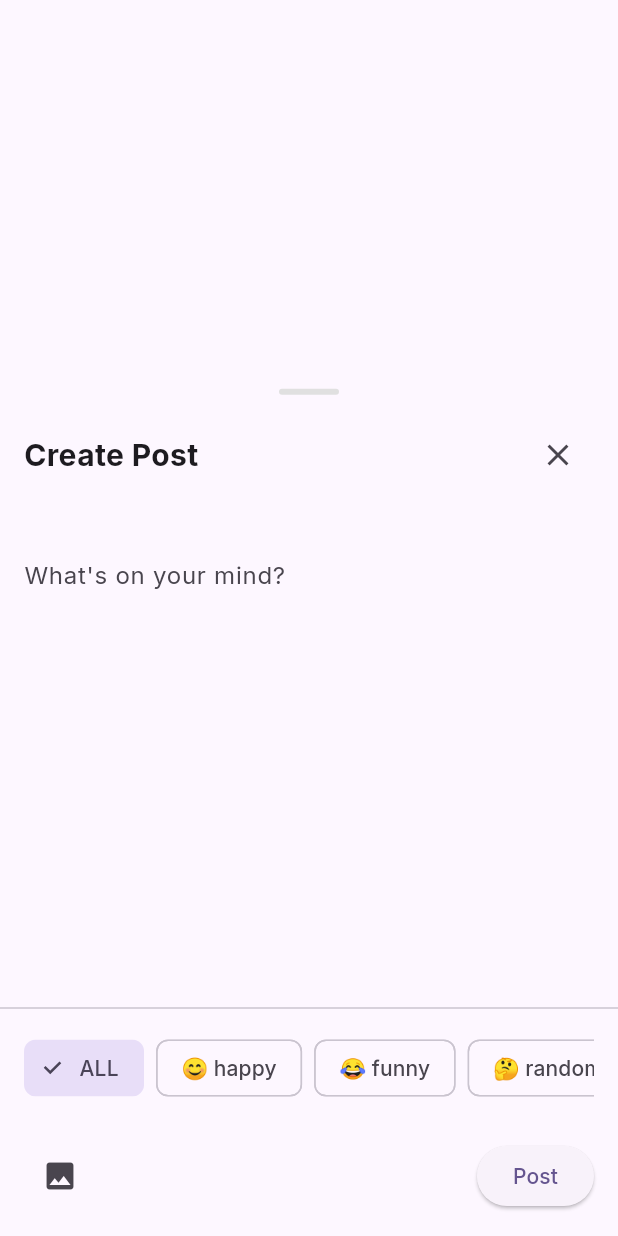
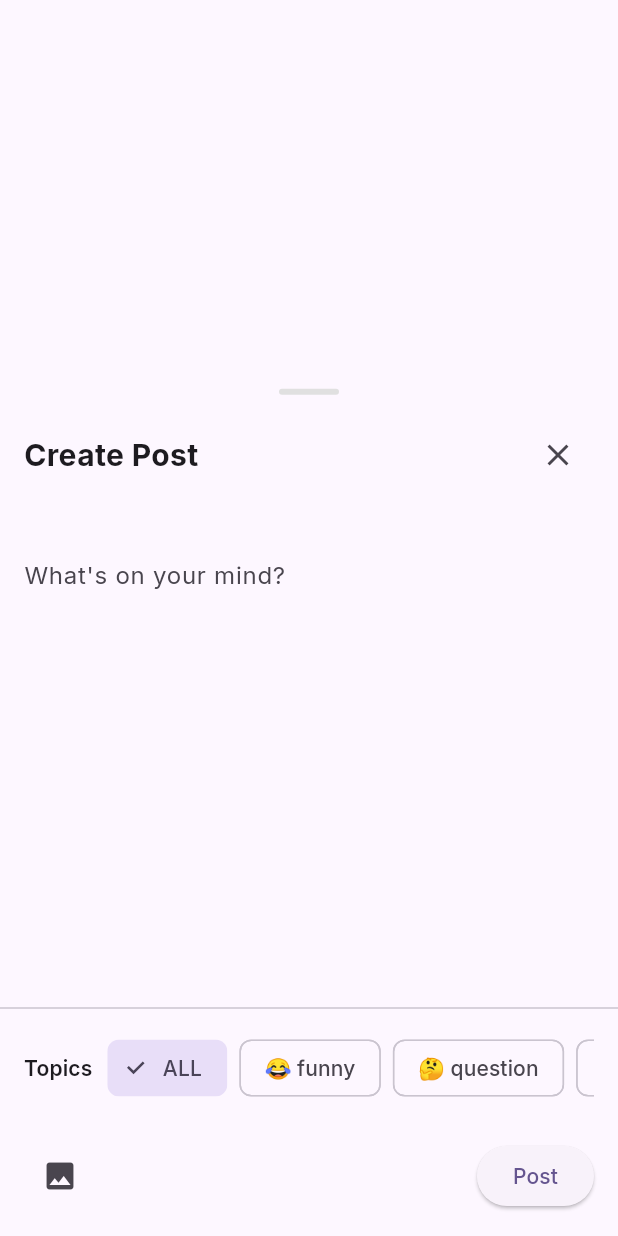
Before and after one commit to mckaysmith27/frontline_watcher, a Flutter app: the PostComposer widget shown alone on an empty page, opened directly, on a phone screen of 412 x 824 dp. Run offline on Flutter 3.47's test engine with Material 3 defaults, Android fonts, the phone set to English and light mode, and no system bars; our stand-ins replace cloud_firestore, cloud_functions, firebase_auth, firebase_core, firebase_messaging, firebase_storage and 12 more; missing offline and left inert: add_2_calendar; accounts and stored records are empty; generated files the repository leaves out were written again; network calls fail.

Commit message:
Update community topic tags
Add 'Topics' label, remove happy, rename random-thought to question with backward compatibility.

```diff
--- a/lib/screens/social/post_card.dart
+++ b/lib/screens/social/post_card.dart
@@ -28,8 +28,17 @@ class _PostCardState extends State<PostCard> {
   final SocialService _socialService = SocialService();
   bool _showComments = false;
 
+  String? _normalizeCategoryTag(String? tag) {
+    if (tag == null) return null;
+    if (tag == 'random-thought') return 'question';
+    if (tag == 'happy') return null; // removed
+    return tag;
+  }
+
   @override
   Widget build(BuildContext context) {
+    final normalizedTag = _normalizeCategoryTag(widget.post.categoryTag);
+
     return Card(
       margin: const EdgeInsets.symmetric(horizontal: 16, vertical: 8),
       color: widget.isTopPost ? Colors.amber[50] : null,
@@ -133,7 +142,7 @@ class _PostCardState extends State<PostCard> {
             ),
             const SizedBox(height: 12),
             // Show category tag if present
-            if (widget.post.categoryTag != null) ...[
+            if (normalizedTag != null) ...[
               Container(
                 padding: const EdgeInsets.symmetric(horizontal: 12, vertical: 6),
                 margin: const EdgeInsets.only(bottom: 8),
@@ -145,12 +154,12 @@ class _PostCardState extends State<PostCard> {
                   mainAxisSize: MainAxisSize.min,
                   children: [
                     Text(
-                      _getCategoryEmoji(widget.post.categoryTag!),
+                      _getCategoryEmoji(normalizedTag),
                       style: const TextStyle(fontSize: 16),
                     ),
                     const SizedBox(width: 4),
                     Text(
-                      widget.post.categoryTag!.replaceAll('-', ' '),
+                      normalizedTag.replaceAll('-', ' '),
                       style: TextStyle(
                         color: Theme.of(context).colorScheme.onPrimaryContainer,
                         fontWeight: FontWeight.w500,
@@ -247,9 +256,8 @@ class _PostCardState extends State<PostCard> {
 
   String _getCategoryEmoji(String categoryTag) {
     const emojis = {
-      'happy': '😊',
       'funny': '😂',
-      'random-thought': '🤔',
+      'question': '🤔',
       'heart-warming': '😄',
       'sad': '😢',
     };
--- a/lib/screens/social/post_composer.dart
+++ b/lib/screens/social/post_composer.dart
@@ -22,9 +22,8 @@ class _PostComposerState extends State<PostComposer> {
 
   // Category tags with emojis
   static const Map<String, String> categoryTags = {
-    'happy': '😊',
     'funny': '😂',
-    'random-thought': '🤔',
+    'question': '🤔',
     'heart-warming': '😄',
     'sad': '😢',
   };
@@ -33,7 +32,12 @@ class _PostComposerState extends State<PostComposer> {
   void initState() {
     super.initState();
     if (widget.initialTag != null) {
-      _selectedCategoryTag = widget.initialTag;
+      // Back-compat for old tag values
+      _selectedCategoryTag = widget.initialTag == 'random-thought'
+          ? 'question'
+          : widget.initialTag == 'happy'
+              ? null
+              : widget.initialTag;
     }
   }
 
@@ -266,6 +270,13 @@ class _PostComposerState extends State<PostComposer> {
                   scrollDirection: Axis.horizontal,
                   child: Row(
                     children: [
+                      Text(
+                        'Topics',
+                        style: Theme.of(context).textTheme.labelLarge?.copyWith(
+                              fontWeight: FontWeight.w600,
+                            ),
+                      ),
+                      const SizedBox(width: 10),
                       // ALL button
                       _buildCategoryButton('ALL', null, isSelected: _selectedCategoryTag == null),
                       const SizedBox(width: 8),
--- a/lib/screens/social/social_screen.dart
+++ b/lib/screens/social/social_screen.dart
@@ -138,16 +138,12 @@ class _SocialScreenState extends State<SocialScreen>
                   scrollDirection: Axis.horizontal,
                   child: Row(
                     children: [
-                      _buildTagButton(context, '😊', 'happy', () {
-                        _openComposerWithTag(context, 'happy');
-                      }),
-                      const SizedBox(width: 8),
                       _buildTagButton(context, '😂', 'funny', () {
                         _openComposerWithTag(context, 'funny');
                       }),
                       const SizedBox(width: 8),
-                      _buildTagButton(context, '🤔', 'random-thought', () {
-                        _openComposerWithTag(context, 'random-thought');
+                      _buildTagButton(context, '🤔', 'question', () {
+                        _openComposerWithTag(context, 'question');
                       }),
                       const SizedBox(width: 8),
                       _buildTagButton(context, '😄', 'heart-warming', () {
--- a/lib/screens/social/top_posts_tab.dart
+++ b/lib/screens/social/top_posts_tab.dart
@@ -16,9 +16,8 @@ class _TopPostsTabState extends State<TopPostsTab> {
 
   // Category tags with emojis
   static const Map<String, String> categoryTags = {
-    'happy': '😊',
     'funny': '😂',
-    'random-thought': '🤔',
+    'question': '🤔',
     'heart-warming': '😄',
     'sad': '😢',
   };
```
Also changed, not shown: lib/services/social_service.dart (+10 -2 lines).
